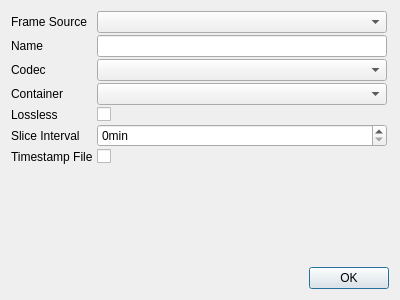
Old version of the form src/modules/videorecorder/recordersettingsdialog.ui in the repository syntalos/syntalos.
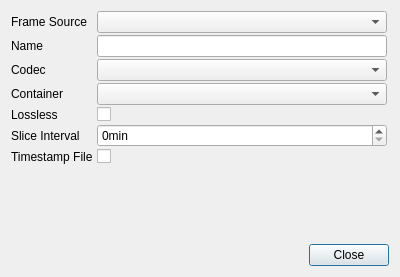
New version of the form.

Commit message:
Add close button instead of ok button to module settings dialogs
This is more accurate to what that action does in these cases: Close the
dialog, instead of accepting changes.

Diff of the .ui file:
```diff
--- a/src/modules/videorecorder/recordersettingsdialog.ui
+++ b/src/modules/videorecorder/recordersettingsdialog.ui
@@ -7,7 +7,7 @@
     <x>0</x>
     <y>0</y>
     <width>400</width>
-    <height>300</height>
+    <height>277</height>
    </rect>
   </property>
   <property name="windowTitle">
@@ -138,7 +138,7 @@
       <enum>Qt::Horizontal</enum>
      </property>
      <property name="standardButtons">
-      <set>QDialogButtonBox::Ok</set>
+      <set>QDialogButtonBox::Close</set>
      </property>
     </widget>
    </item>
```
Left out of the diff: 6 changed lines with no effect on the pictures. The commit also changes 4 other files.
